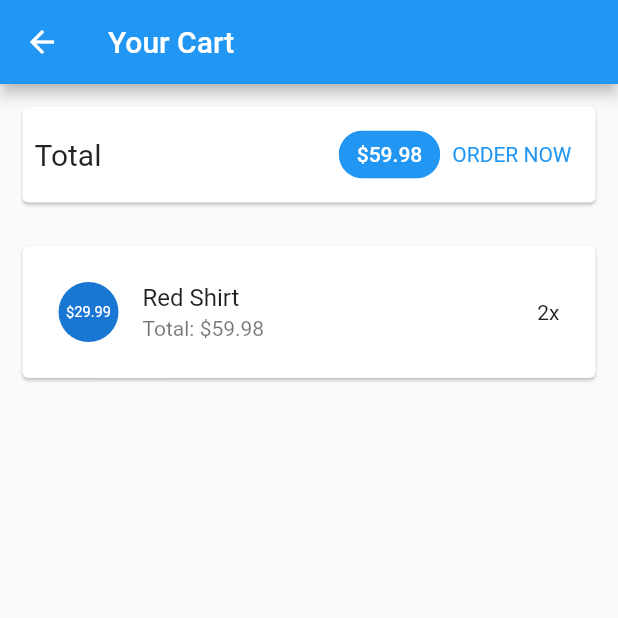
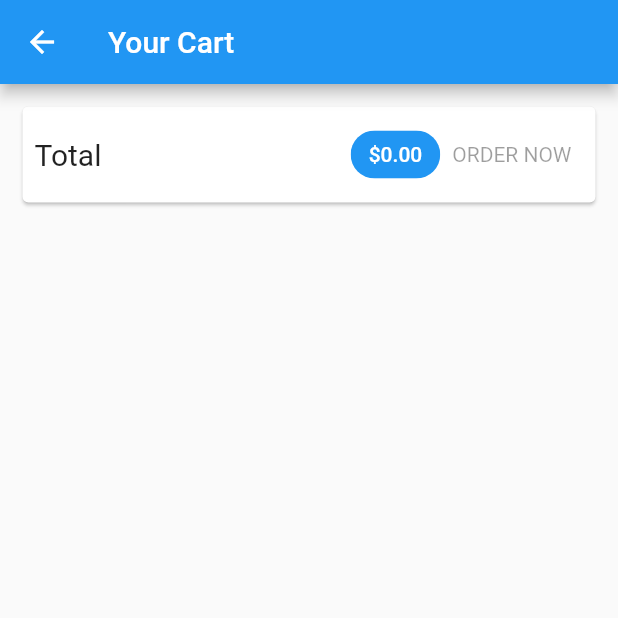
Before and after one commit to dangloczx/LabFlutter, a Flutter app: the CartScreen screen opened by its route, after a tap on "ORDER NOW", on a phone screen of 412 x 824 dp, the top half of it. Run offline on Flutter 3.47's test engine with Material 2 defaults, Android fonts, the phone set to English and light mode, and no system bars; network calls fail.

Commit message:
Quan ly trang thai voi provider - OrderManager

```diff
--- a/myshop/lib/main.dart
+++ b/myshop/lib/main.dart
@@ -19,6 +19,9 @@ class MyApp extends StatelessWidget {
         ),
         ChangeNotifierProvider(
           create: (ctx)=>CartManager(),
+        ),
+        ChangeNotifierProvider(
+          create: (ctx)=>OrdersManager(),
         ),
       ],
       child: MaterialApp(
--- a/myshop/lib/ui/cart/cart_screen.dart
+++ b/myshop/lib/ui/cart/cart_screen.dart
@@ -2,6 +2,8 @@ import 'package:flutter/material.dart';
 import 'cart_item_card.dart';
 import 'cart_manager.dart';
 import 'package:provider/provider.dart';
+import 'package:flutter/foundation.dart';
+import '../screen.dart';
 class CartScreen extends StatelessWidget {
   static const routeName = '/cart';
   const CartScreen({super.key});
@@ -61,14 +63,21 @@ class CartScreen extends StatelessWidget {
               backgroundColor: Theme.of(context).primaryColor,
             ),
             TextButton(
-              onPressed: () {
-                print('An order has been added');
-              },
-              style: TextButton.styleFrom(
-                textStyle: TextStyle(color: Theme.of(context).primaryColor),
-              ),
-              child: const Text('ORDER NOW'),
-            )
+onPressed: cart.totalAmount <= 0
+? null
+: () {
+context.read<OrdersManager>().addOrder(
+cart.products,
+cart.totalAmount,
+);
+cart.clear();
+},
+style: TextButton.styleFrom(
+textStyle:
+TextStyle(color: Theme.of(context).primaryColor),
+),
+child: const Text('ORDER NOW'),
+),
           ],
         ),
       ),
--- a/myshop/lib/ui/orders/orders_manager.dart
+++ b/myshop/lib/ui/orders/orders_manager.dart
@@ -1,4 +1,6 @@
 import 'package:flutter/material.dart';
+import 'package:flutter/foundation.dart';
+import 'package:provider/provider.dart';
 import '../../models/cart_item.dart';
 import '../../models/order_item.dart';
 class OrdersManager with ChangeNotifier{
@@ -25,4 +27,16 @@ class OrdersManager with ChangeNotifier{
   List<OrderItem> get orders {
     return [..._orders];
   }
+  void addOrder(List<CartItem> cartProducts, double total) async{
+    _orders.insert(
+      0,
+      OrderItem(
+        id: 'o${DateTime.now().toIso8601String()}',
+        amount: total,
+        products: cartProducts,
+        dateTime: DateTime.now(),
+      ),
+    );
+    notifyListeners();
+  }
 }
```
Also changed, not shown: myshop/lib/ui/orders/orders_screen.dart (+9 -3 lines).
